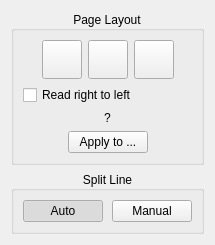
First picture: the form in src/core/filters/page_split/OptionsWidget.ui, repository karnigen/scantailor-advanced, before the edit.
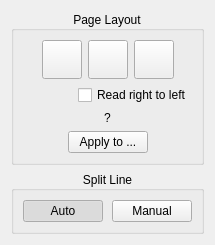
Second picture: the form after the edit. Icons and pictures are not drawn. Custom widgets are drawn as their Qt base class.

Commit message: Align reading direction checkbox

Diff of the .ui file:
```diff
--- a/src/core/filters/page_split/OptionsWidget.ui
+++ b/src/core/filters/page_split/OptionsWidget.ui
@@ -137,7 +137,7 @@
         </item>
        </layout>
       </item>
-      <item>
+      <item alignment="Qt::AlignRight">
        <widget class="QCheckBox" name="rightToLeftOrderCB">
         <property name="text">
          <string>Read right to left</string>
```
